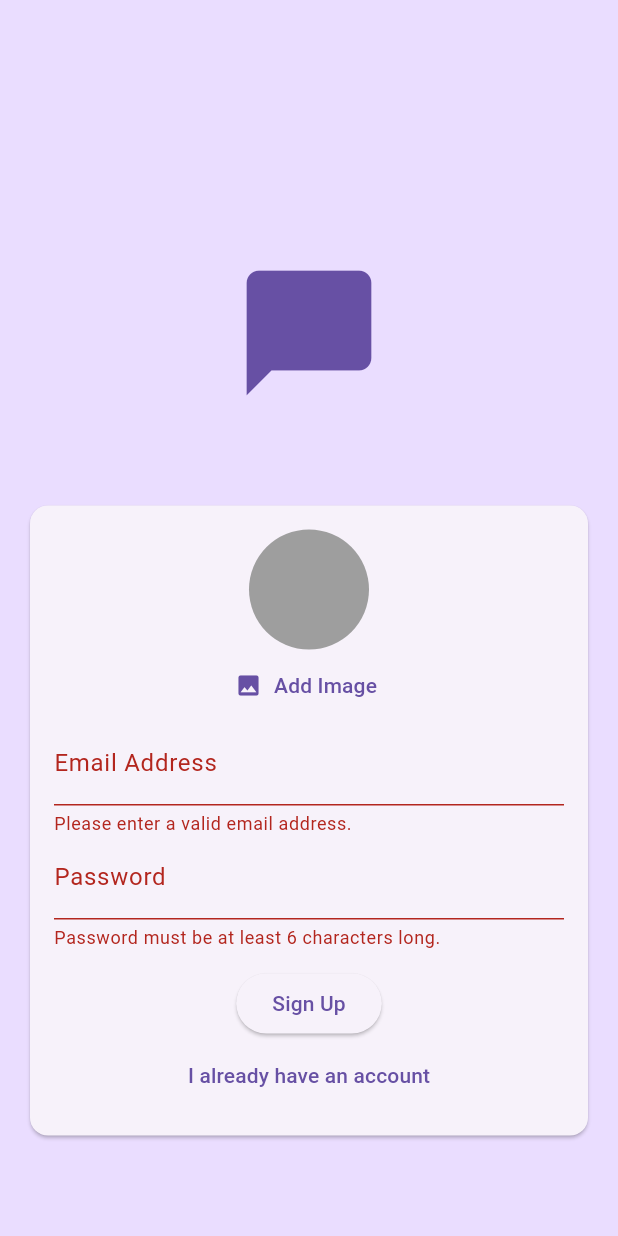
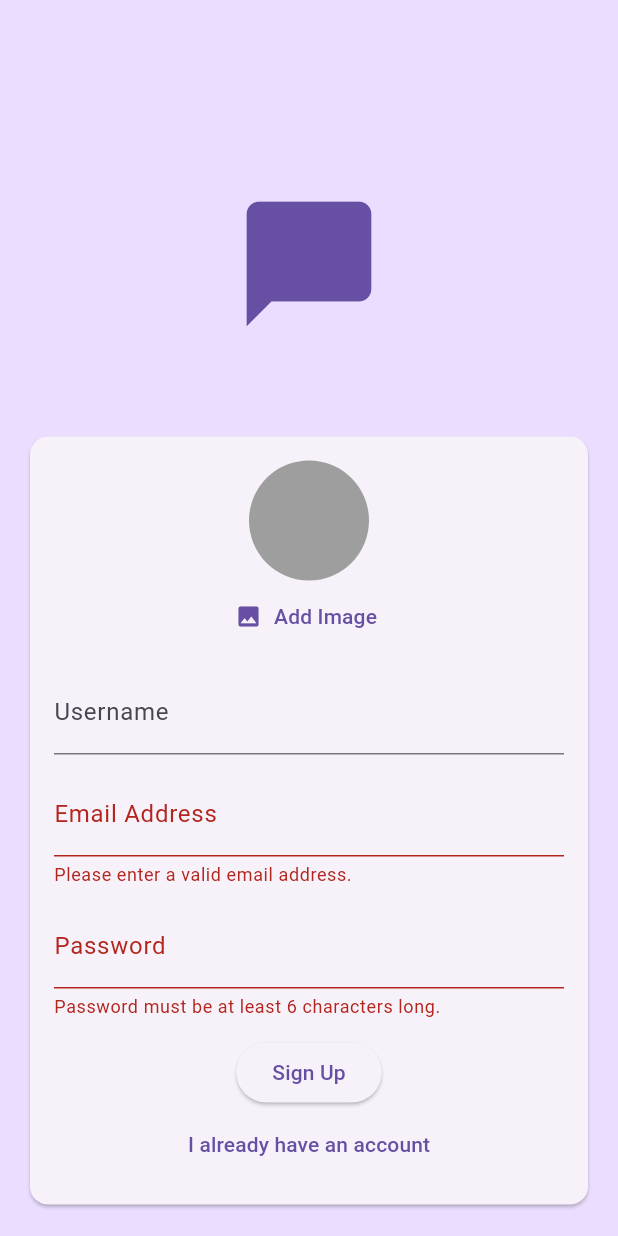
Before and after one commit to khadooja/AppChat, a Flutter app: the screen it shows after launch, after a tap on "Login", after a tap on "Create Account", on a phone screen of 412 x 824 dp. Run offline on Flutter 3.47's test engine with Material 3 defaults, Android fonts, the phone set to English and light mode, and no system bars; our stand-ins replace cloud_firestore, firebase_auth, firebase_core, firebase_storage, image_picker; accounts and stored records are empty.

```diff
--- a/lib/screens/auth.dart
+++ b/lib/screens/auth.dart
@@ -1,6 +1,9 @@
+import 'dart:io';
 import 'package:firebase_auth/firebase_auth.dart';
 import 'package:flutter/material.dart';
 import 'package:flutter_application_1/screens/widget/user_image.dart';
+import 'package:firebase_storage/firebase_storage.dart';
+import 'package:cloud_firestore/cloud_firestore.dart';
 
 final _firebase = FirebaseAuth.instance;
 
@@ -16,12 +19,19 @@ class _AuthScreenState extends State<AuthScreen> {
   bool _isLogin = true;
   var _enteredEmail = '';
   var _enteredPassword = '';
+  var _enteredUserName = '';
+  File? _userImageFile;
+  var _isuploading = false;
   void _submit() async {
     final isValid = _formKey.currentState?.validate();
-    if (isValid == null || !isValid) {
+    if (isValid == null || !isValid || (_isLogin && _userImageFile == null)) {
       return;
     }
+
     try {
+      setState(() {
+        _isuploading = true;
+      });
       if (_isLogin) {
         final UserCredential userCredential =
             await _firebase.signInWithEmailAndPassword(
@@ -30,6 +40,22 @@ class _AuthScreenState extends State<AuthScreen> {
         final UserCredential userCredential =
             await _firebase.createUserWithEmailAndPassword(
                 email: _enteredEmail, password: _enteredPassword);
+        final Reference storageref = FirebaseStorage.instance
+            .ref()
+            .child('user_image')
+            .child('${userCredential.user!.uid}.jpg');
+        await storageref.putFile(_userImageFile!);
+        final imageUrl = await storageref.getDownloadURL();
+        await userCredential.user!.updatePhotoURL(imageUrl);
+
+        await FirebaseFirestore.instance
+            .collection('users')
+            .doc(userCredential.user!.uid)
+            .set({
+          'username': _enteredUserName,
+          'email': _enteredEmail,
+          'image_url': imageUrl,
+        });
       }
     } on FirebaseAuthException catch (e) {
       ScaffoldMessenger.of(context).clearSnackBars();
@@ -39,6 +65,9 @@ class _AuthScreenState extends State<AuthScreen> {
         ),
       );
     }
+    setState(() {
+      _isuploading = false;
+    });
     _formKey.currentState?.save();
     // print('Email: $_enteredEmail, Password: $_enteredPassword');
   }
@@ -72,7 +101,27 @@ class _AuthScreenState extends State<AuthScreen> {
                         child: Column(
                           mainAxisSize: MainAxisSize.min,
                           children: [
-                            if (!_isLogin) const UserImagePiker(),
+                            if (!_isLogin)
+                              UserImagePiker(
+                                onimagePickFn: (pickedImage) {
+                                  _userImageFile = pickedImage;
+                                },
+                              ),
+                            const SizedBox(height: 12),
+                            if (!_isLogin)
+                              TextFormField(
+                                decoration: const InputDecoration(
+                                    labelText: 'Username'),
+                                autocorrect: true,
+                                textCapitalization: TextCapitalization.words,
+                                validator: (value) =>
+                                    value != null && value.length < 4
+                                        ? 'Please enter at least 4 characters.'
+                                        : null,
+                                onSaved: (newValue) =>
+                                    _enteredUserName = newValue!,
+                              ),
+                            const SizedBox(height: 12),
                             TextFormField(
                               decoration: const InputDecoration(
                                   labelText: 'Email Address'),
@@ -85,6 +134,7 @@ class _AuthScreenState extends State<AuthScreen> {
                                       ? 'Please enter a valid email address.'
                                       : null,
                             ),
+                            const SizedBox(height: 12),
                             TextFormField(
                               decoration:
                                   const InputDecoration(labelText: 'Password'),
@@ -97,10 +147,13 @@ class _AuthScreenState extends State<AuthScreen> {
                                   : null,
                             ),
                             const SizedBox(height: 12),
+                            if (_isuploading) const CircularProgressIndicator(),
+                            if (!_isuploading)
                               ElevatedButton(
                                 onPressed: _submit,
                                 child: Text(_isLogin ? 'Login' : 'Sign Up'),
                               ),
+                            if (!_isuploading)
                               TextButton(
                                   onPressed: () {
                                     setState(() {
--- a/lib/screens/widget/user_image.dart
+++ b/lib/screens/widget/user_image.dart
@@ -3,7 +3,9 @@ import 'package:flutter/material.dart';
 import 'package:image_picker/image_picker.dart';
 
 class UserImagePiker extends StatefulWidget {
-  const UserImagePiker({super.key});
+  const UserImagePiker({super.key, required this.onimagePickFn});
+
+  final void Function(File pickedImage) onimagePickFn;
 
   @override
   State<UserImagePiker> createState() => _UserImagePikerState();
@@ -18,8 +20,10 @@ class _UserImagePikerState extends State<UserImagePiker> {
       setState(() {
         _pickedImage = File(pickedImageFile.path);
       });
+      widget.onimagePickFn(_pickedImage!);
     }
-    Navigator.of(context).pop({'pickedImage': _pickedImage});
+
+   // Navigator.of(context).pop({'pickedImage': _pickedImage});
   }
 
   @override
```
Lines whose indentation alone changed are shown as unchanged.
